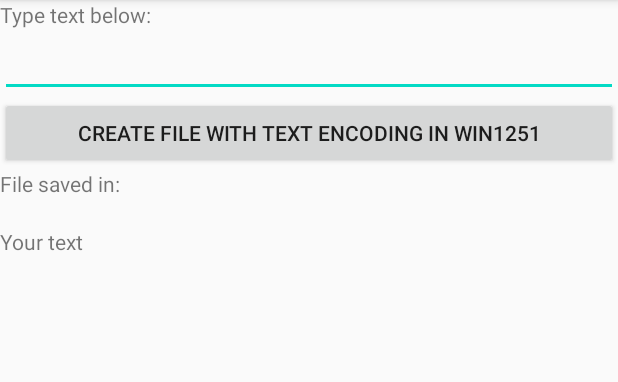
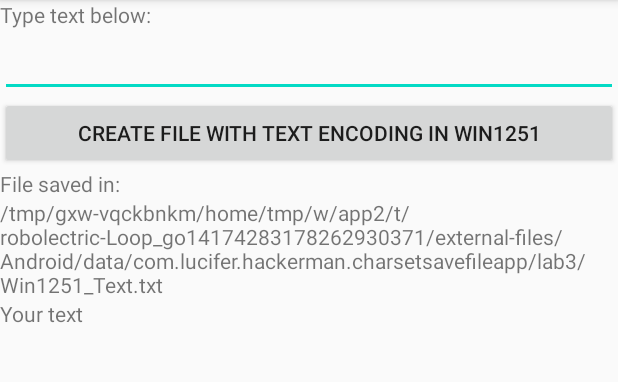
Before and after one commit to LuciferHackerman/CharsetSaveFileApp, an Android app: the screen it shows after launch (MainActivity), after a tap on "CREATE FILE WITH TEXT ENCODING IN WIN125", on a phone screen of 412 x 824 dp, the part 84-466 px from its top. Run offline under Robolectric (Android 15) with nearby library versions, the phone set to English and light mode, and no system bars.

Commit message:
optimize code a little bit

```diff
--- a/app/src/main/java/com/lucifer/hackerman/charsetsavefileapp/MainActivity.java
+++ b/app/src/main/java/com/lucifer/hackerman/charsetsavefileapp/MainActivity.java
@@ -13,8 +13,10 @@ import androidx.core.app.ActivityCompat;
 import androidx.core.content.ContextCompat;
 
 import java.io.File;
-import java.io.IOException;
+import java.io.FileNotFoundException;
 import java.io.PrintWriter;
+import java.io.UnsupportedEncodingException;
+import java.text.MessageFormat;
 
 public class MainActivity extends AppCompatActivity {
 
@@ -35,28 +37,27 @@ public class MainActivity extends AppCompatActivity {
     public void onClick(View view) {
         EditText inputText = (EditText) findViewById(R.id.inputText);
         String s = inputText.getText().toString();
+        showText(s);
         writeFile(s);
         inputText.setText("");
-        showText();
     }
 
-    private void showText() {
-        EditText inputText = (EditText) findViewById(R.id.inputText);
+    private void showText(String s) {
         TextView showText = (TextView) findViewById(R.id.tvrShow);
-        showText.setText(inputText.getText().toString());
+        showText.setText(s);
     }
 
     private void writeFile(String s) {
         File sdPath = new File(getExternalFilesDir(null) + "/lab3");
+        sdPath.mkdirs();
         try {
             PrintWriter file = new PrintWriter(sdPath + "/" + FileName, "windows-1251");
             file.write(s);
             file.close();
             TextView pathToFile = (TextView) findViewById(R.id.fileLocation);
-            pathToFile.setText(sdPath.getAbsolutePath() + "/" + FileName);
+            pathToFile.setText(MessageFormat.format("{0}/{1}", sdPath.getAbsolutePath(), FileName));
             Log.d(LOG_TAG, "File location" + sdPath.getAbsolutePath() + "/" + FileName);
-        } catch (
-                IOException e) {
+        } catch (FileNotFoundException | UnsupportedEncodingException e) {
             e.printStackTrace();
         }
     }
```
Also changed, not shown: 2 other files.
